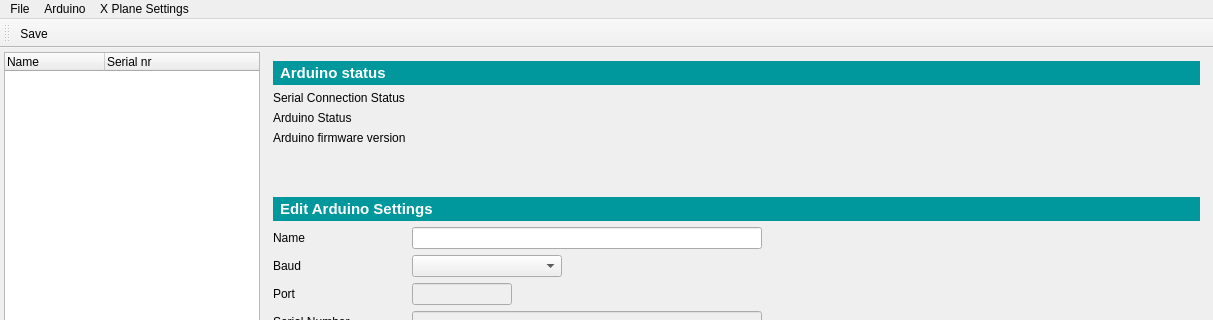
First picture: the form in gui/mainwindow.ui, repository leleopard/pyXPArduino, before the edit; both pictures show x 0 to 1213 and y 0 to 320 of the 1213 by 805 pixel window.
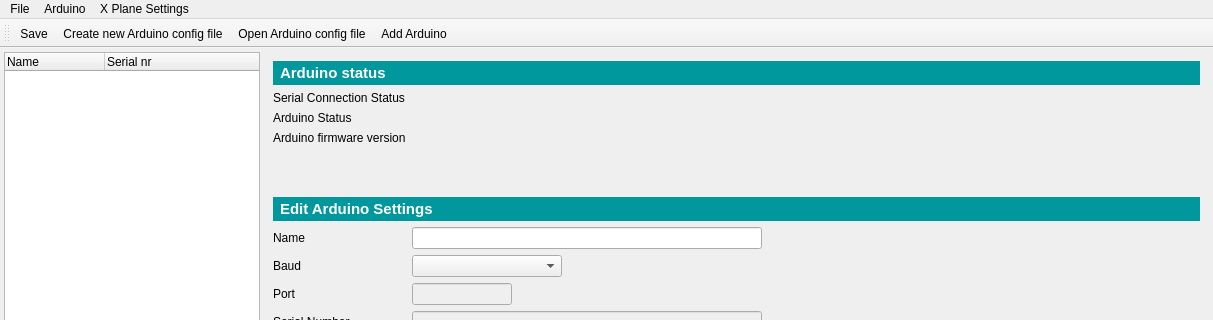
Second picture: the form after the edit. Icons and pictures are not drawn.

Commit message: handling of ard config file missing or invalid, fixed bug in ard form update, bundled icons in resource file for distr

```diff
--- a/gui/mainwindow.ui
+++ b/gui/mainwindow.ui
@@ -576,9 +576,12 @@
     <enum>TopToolBarArea</enum>
    </attribute>
    <attribute name="toolBarBreak">
-    <bool>false</bool>
+    <bool>true</bool>
    </attribute>
    <addaction name="actionSave"/>
+   <addaction name="actionCreate_new_Arduino_config_file"/>
+   <addaction name="actionOpen_Arduino_config_file"/>
+   <addaction name="actionAdd_Arduino"/>
   </widget>
   <action name="actionQuit">
    <property name="icon">
```
Left out of the diff: 3 changed lines with no effect on the pictures. The commit also changes 8 other files.
